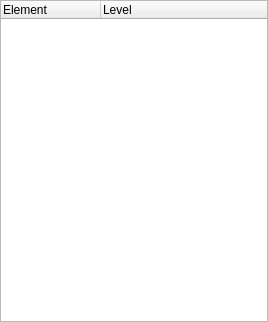
Above: dialogViews.ui from yorikvanhavre/BIM_Workbench before the change. Below: the same form after it.
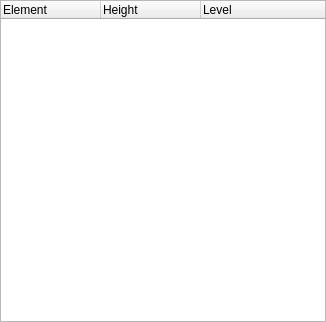
That is the form after the change.

Commit message: add Height Column

What changed in the file:
```diff
--- a/dialogViews.ui
+++ b/dialogViews.ui
@@ -6,7 +6,7 @@
    <rect>
     <x>0</x>
     <y>0</y>
-    <width>268</width>
+    <width>326</width>
     <height>322</height>
    </rect>
   </property>
@@ -56,7 +56,7 @@
       <bool>false</bool>
      </property>
      <property name="columnCount">
-      <number>2</number>
+      <number>3</number>
      </property>
      <attribute name="headerVisible">
       <bool>true</bool>
@@ -72,6 +72,11 @@
        <string>Element</string>
       </property>
      </column>
+     <column>
+      <property name="text">
+       <string>Height</string>
+      </property>
+     </column>
      <column>
       <property name="text">
        <string>Level</string>
```
The commit also changes 1 other file.
